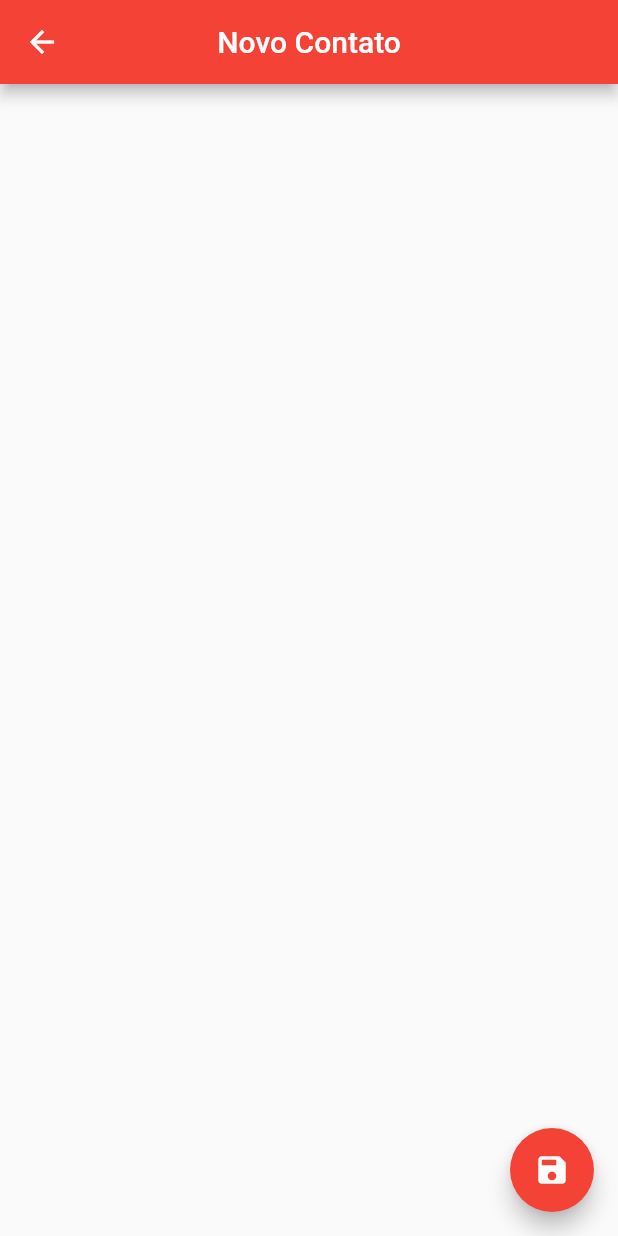
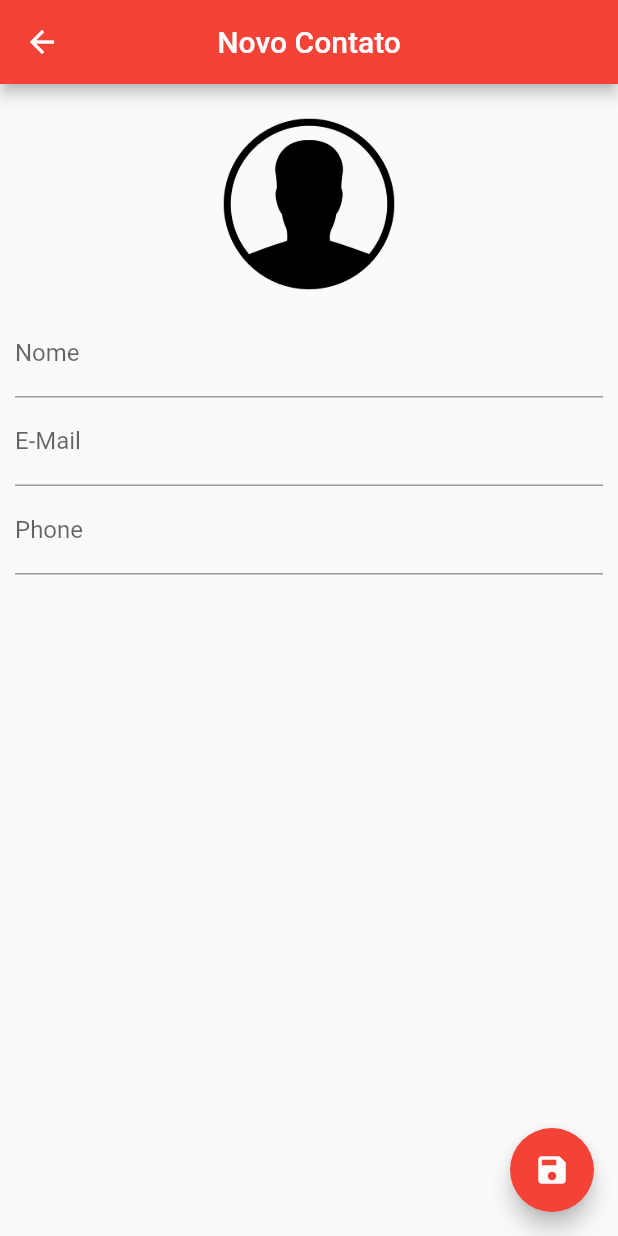
Before and after one commit to GilmarOQueiroz/agendadecontatos, a Flutter app: the ContactPage screen opened directly, on a phone screen of 412 x 824 dp. Run offline on Flutter 3.47's test engine with Material 2 defaults, Android fonts, the phone set to English and light mode, and no system bars; our stand-ins replace sqflite; accounts and stored records are empty.

Commit message:
Alteração dia 13/06/2022 às 2h20

```diff
--- a/lib/ui/contact_page.dart
+++ b/lib/ui/contact_page.dart
@@ -1,3 +1,5 @@
+import 'dart:io';
+
 import 'package:agenda_de_contatos/helpers/contact_helper.dart';
 import 'package:flutter/material.dart';
 
@@ -13,6 +15,12 @@
 
 class _ContactPageState extends State<ContactPage> {
 
+  final _nameController = TextEditingController();
+  final _emailController = TextEditingController();
+  final _phoneController = TextEditingController();
+
+  bool _userEdited = false;
+
   Contact _editedContact;
 
   @override
@@ -23,6 +31,10 @@
       _editedContact = Contact();
     }else {
       _editedContact = Contact.fromMap(widget.contact.toMap());
+
+      _nameController.text = _editedContact.name;
+      _emailController.text = _editedContact.email;
+      _phoneController.text = _editedContact.phone;
     }
   }
 
@@ -39,6 +51,55 @@
         child: Icon(Icons.save),
         backgroundColor: Colors.red,
       ),
+      body: SingleChildScrollView(
+        padding: EdgeInsets.all(10.0),
+        child: Column(
+          children: <Widget>[
+            GestureDetector(
+              child: Container(
+                width: 140.0,
+                height: 140.0,
+                decoration: BoxDecoration(
+                  shape: BoxShape.circle,
+                  image: DecorationImage(
+                      image: _editedContact.img != null ?
+                      FileImage(File(_editedContact.img)) :
+                      AssetImage("images/person.png") as ImageProvider
+                  ),
+                ),
+              ),
+            ),
+            TextField(
+              controller: _nameController,
+              decoration: InputDecoration(labelText: "Nome"),
+              onChanged: (text){
+                _userEdited = true;
+                setState((){
+                  _editedContact.name = text;
+                });
+              },
+            ),
+            TextField(
+              controller: _emailController,
+              decoration: InputDecoration(labelText: "E-Mail"),
+              onChanged: (text){
+                _userEdited = true;
+                _editedContact.email = text;
+              },
+              keyboardType: TextInputType.emailAddress,
+            ),
+            TextField(
+              controller: _phoneController,
+            decoration: InputDecoration(labelText: "Phone"),
+            onChanged: (text){
+              _userEdited = true;
+              _editedContact.phone = text;
+              },
+              keyboardType: TextInputType.phone,
+            ),
+          ],
+        ),
+      ),
     );
   }
 }
```
